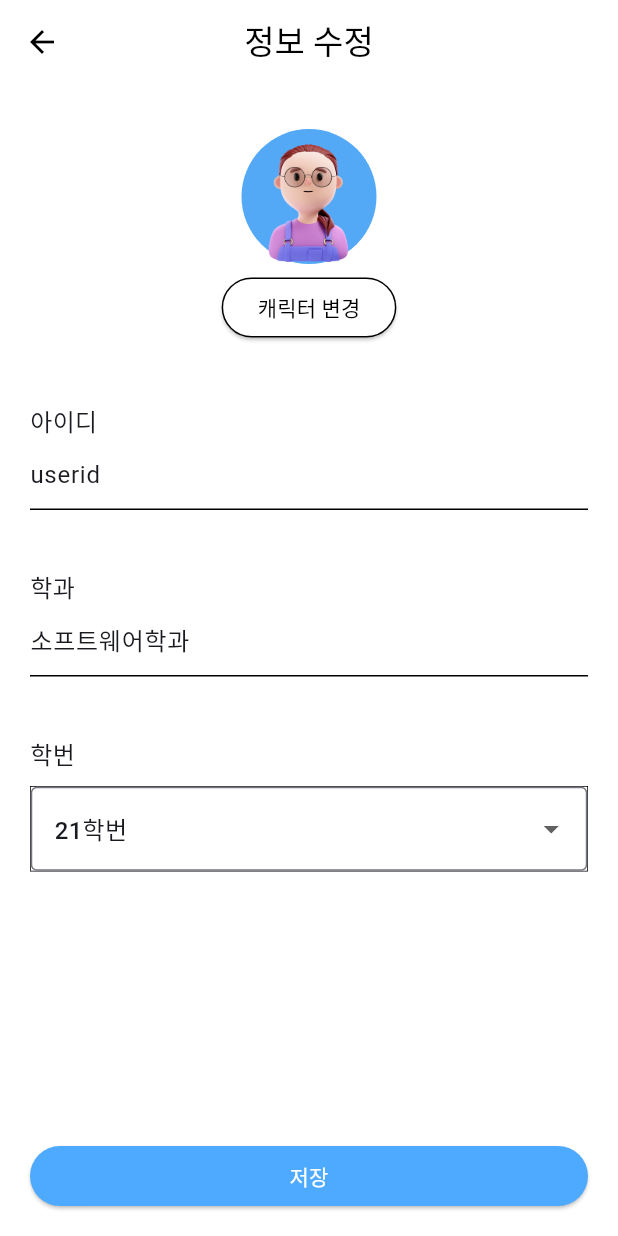
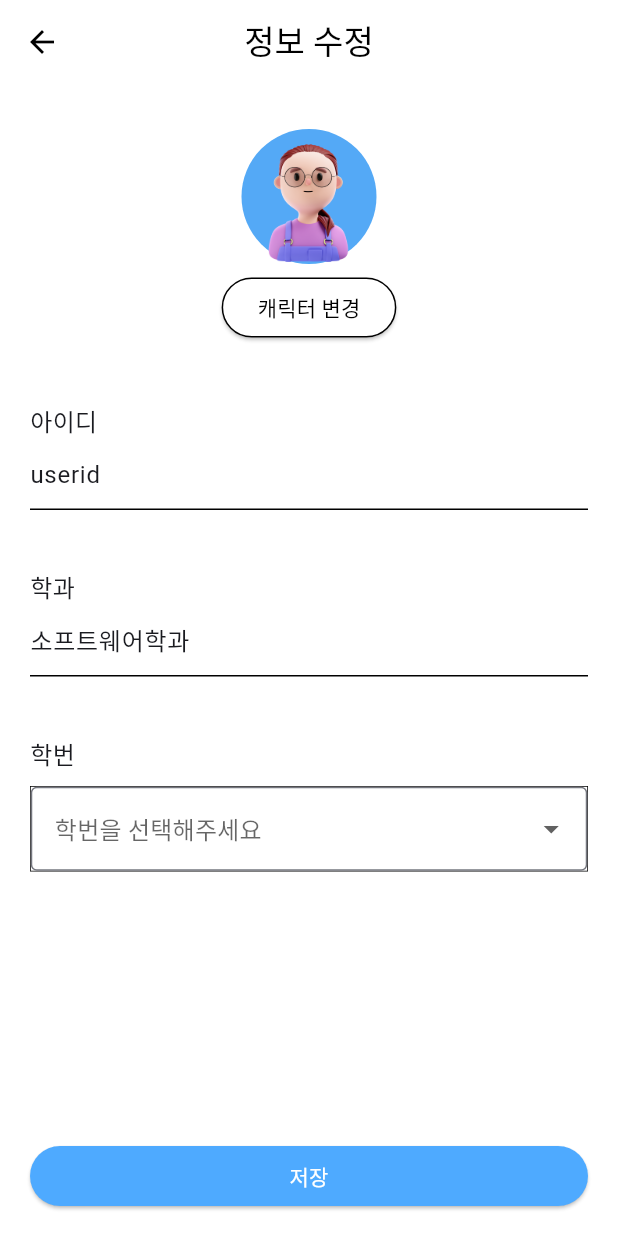
Before and after one commit to sw-escape/sw-escape, a Flutter app: the HomePage screen opened directly, after a tap on the "settings" icon, on a phone screen of 412 x 824 dp. Run offline on Flutter 3.47's test engine with Material 3 defaults, Android fonts, the phone set to English and light mode, and no system bars; our stand-ins replace firebase_auth, firebase_core; accounts and stored records are empty; Roboto replaces fonts that are missing (NanumBarunGothic).

Commit message:
학번 전달

```diff
--- a/lib/home_page.dart
+++ b/lib/home_page.dart
@@ -18,6 +18,8 @@ class HomePage extends StatefulWidget {
 class _HomePageState extends State<HomePage> {
   @override
   Widget build(BuildContext context) {
+    String? selectedStudentID = Provider.of<Student>(context).selectedStudentID;
+
     return Scaffold(
         appBar: AppBar(
           centerTitle: true,
@@ -43,7 +45,7 @@ class _HomePageState extends State<HomePage> {
                 Navigator.push(
                   context,
                   MaterialPageRoute(
-                    builder: (context) => ModifyInfo(), // 이동할 화면 위젯
+                    builder: (context) => ModifyInfo(selectedStudentID: selectedStudentID),
                   ),
                 );
               },
@@ -212,6 +214,8 @@ class MyInfo extends StatefulWidget {
 class _MyInfoState extends State<MyInfo> {
   @override
   Widget build(BuildContext context) {
+    String? studentID = Provider.of<Student>(context).selectedStudentID;
+
     return Material(
       elevation: 4, // elevation 정도
       borderRadius: BorderRadius.only(
@@ -271,7 +275,7 @@ class _MyInfoState extends State<MyInfo> {
                     style: TextStyle(fontSize: 17),
                   ),
                   Text(
-                    '21학번',
+                    '${studentID}', // ${student.entranceYear}
                     style: TextStyle(fontSize: 17),
                   )
                 ],
--- a/lib/main.dart
+++ b/lib/main.dart
@@ -35,7 +35,8 @@ class MyApp extends StatelessWidget {
             colorScheme: ColorScheme.fromSeed(seedColor: Colors.blueAccent),
             //useMaterial3: true,
             fontFamily: 'NanumBarunGothic'),
-        home: HomePage(), //** splash 페이지로 교체함
+        // home: HomePage(), //** splash 페이지로 교체함
+        home: SplashScreen(), //** splash 페이지로 교체함
       ),
     );
   }
--- a/lib/modify_info.dart
+++ b/lib/modify_info.dart
@@ -3,7 +3,9 @@ import 'package:provider/provider.dart';
 import 'package:sw_escape/student.dart';
 
 class ModifyInfo extends StatefulWidget {
-  const ModifyInfo({super.key});
+  final String? selectedStudentID;
+
+  const ModifyInfo({super.key, this.selectedStudentID});
 
   @override
   State<ModifyInfo> createState() => _ModifyInfoState();
@@ -13,11 +15,14 @@ class _ModifyInfoState extends State<ModifyInfo> {
   late String selectedCharacter = 'assets/images/glasses_girl.png';
   @override
   Widget build(BuildContext context) {
+    String? studentID = Provider.of<Student>(context).selectedStudentID;
+
     final _formkey = GlobalKey<FormState>(); // for textformfield validation
     TextEditingController _idController = TextEditingController(text: 'userid');
     TextEditingController _deptController =
         TextEditingController(text: '소프트웨어학과');
-    late int selectedYear;
+    // studentID에서 학번 연도 부분을 추출하여 정수로 변환하고, 그 값을 selectedYear 변수에 할당
+    late int selectedYear = int.tryParse(studentID?.substring(0, 2) ?? '0') ?? 0;
 
     return Scaffold(
       backgroundColor: Colors.white,
@@ -253,19 +258,22 @@ class _ModifyInfoState extends State<ModifyInfo> {
                               decoration: BoxDecoration(
                                   border: Border.all(
                                       color: Colors.black, width: 0.5)),
-                              child: DropdownButtonFormField(
-                                value: 2,
+                              child: DropdownButtonFormField<int>(
+                                value: selectedYear,
                                 decoration: const InputDecoration(
                                   border: OutlineInputBorder(),
                                   hintText: '학번을 선택해주세요',
                                 ),
-                                //value: studentResult.additionalPoint,
                                 items: List.generate(10, (index) {
-                                  return DropdownMenuItem(
-                                      value: index,
+                                  return DropdownMenuItem<int>(
+                                      value: 23 - index,
                                       child: Text('${23 - index}학번'));
                                 }),
-                                onChanged: (value) {},
+                                onChanged: (value) {
+                                  setState(() {
+                                    selectedYear = value!;
+                                  });
+                                },
                                 validator: (value) {
                                   if (value == 0) {
                                     return '학번을 선택해주세요';
--- a/lib/splash.dart
+++ b/lib/splash.dart
@@ -79,7 +79,7 @@ class _SplashScreenState extends State<SplashScreen> with SingleTickerProviderSt
                 child: Text(
                   'SW ESCAPE',
                   style: TextStyle(
-                    fontFamily: 'iblack',
+                    fontFamily: 'Inter',
                     fontWeight: FontWeight.bold,
                     fontStyle: FontStyle.italic,
                     fontSize: 48,
--- a/lib/start.dart
+++ b/lib/start.dart
@@ -29,7 +29,7 @@ class StartScreen extends StatelessWidget {
               Text(
                 'SW ESCAPE',
                 style: TextStyle(
-                  fontFamily: 'iblack',
+                  fontFamily: 'Inter',
                   fontWeight: FontWeight.bold,
                   fontStyle: FontStyle.italic,
                   fontSize: 48,
```
Also changed, not shown: lib/login.dart (+4 -4 lines), lib/signup.dart (+4 -4 lines), lib/signupSet.dart (+42 -19 lines), lib/student.dart (+11 -5 lines).
